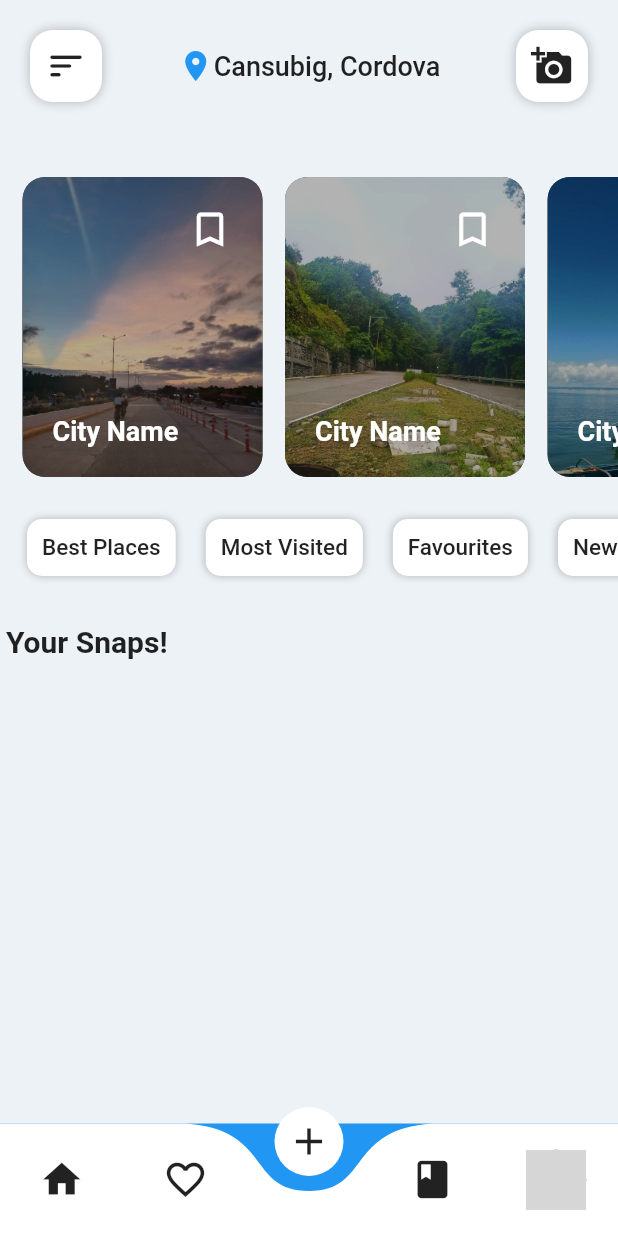
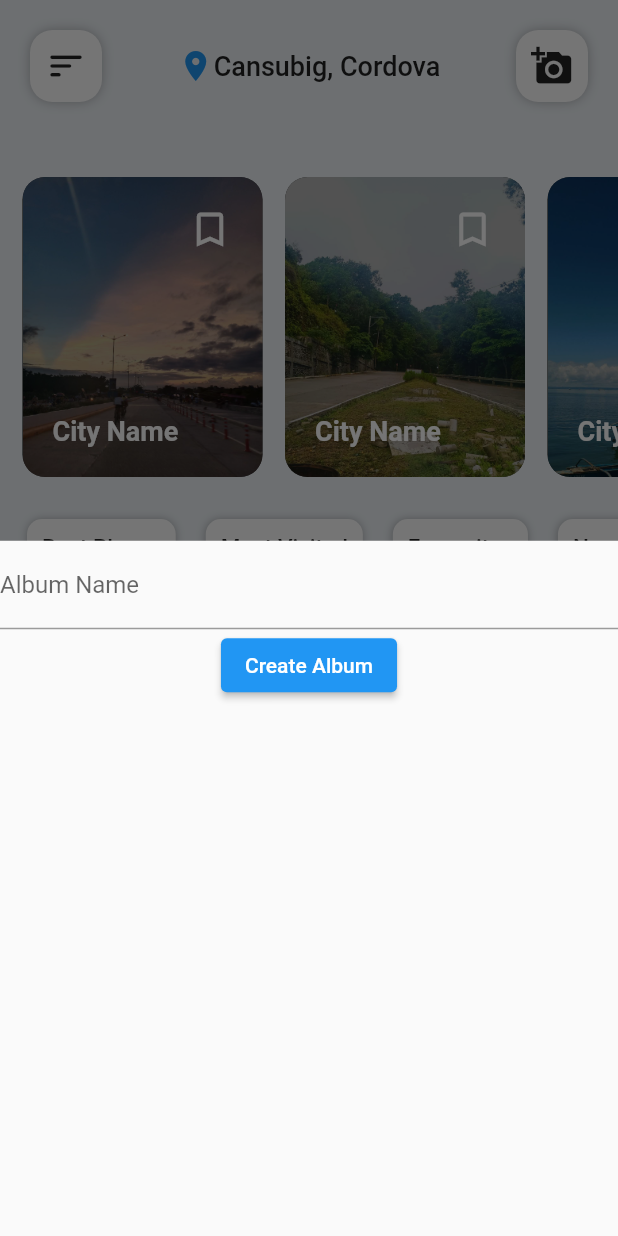
Before and after one commit to warpten123/introvel_1, a Flutter app: the Dashboard screen opened directly with empty values, item 3 of the bottom bar chosen, on a phone screen of 412 x 824 dp. Run offline on Flutter 3.47's test engine with Material 2 defaults, Android fonts, the phone set to English and light mode, and no system bars; drawn by our look-alikes of curved_navigation_bar; our stand-ins replace awesome_snackbar_content, camera, file_picker, flutter_svg_provider, fluttertoast, geocoding and 4 more; accounts and stored records are empty; grey boxes are pictures that could not be loaded.

Commit message:
added creation of album feature and provider

```diff
--- a/lib/location.dart
+++ b/lib/location.dart
@@ -28,13 +28,13 @@ class _LocationState extends State<LocationWidget> {
             await placemarkFromCoordinates(latitude, longitude);
         if (placemarks != null && placemarks.isNotEmpty) {
           Placemark placemark = placemarks[0];
-          return "${placemark.subLocality}, ${placemark.locality}, ${placemark.administrativeArea}, ${placemark.country}";
+          return "${placemark.locality}, ${placemark.administrativeArea}, ${placemark.country}";
         } else {
           return "Address not found";
         }
       } catch (e) {
-        print("Error getting address: $e");
-        return "Error getting address";
+
+        return "Somewhere around the world :)";
       }
     }
 
--- a/lib/main.dart
+++ b/lib/main.dart
@@ -1,11 +1,14 @@
 import 'package:flutter/material.dart';
 import 'package:flutter/services.dart';
 import 'package:introvel_1/location.dart';
+import 'package:introvel_1/provider/user_provider.dart';
 import 'package:introvel_1/screens/login.dart';
 import 'package:introvel_1/screens/test.dart';
+import 'package:provider/provider.dart';
 
 void main() {
-  runApp(const MyApp());
+  runApp(ChangeNotifierProvider(
+      create: (context) => UserProvider(), child: const MyApp()));
 }
 
 class MyApp extends StatefulWidget {
@@ -24,22 +27,11 @@ class _MyAppState extends State<MyApp> {
         overlays: [SystemUiOverlay.top]);
   }
 
-  // This widget is the root of your application.
   @override
   Widget build(BuildContext context) {
     return MaterialApp(
       title: 'Flutter Demo',
       theme: ThemeData(
-
-          // This is the theme of your application.
-          //
-          // Try running your application with "flutter run". You'll see the
-          // application has a blue toolbar. Then, without quitting the app, try
-          // changing the primarySwatch below to Colors.green and then invoke
-          // "hot reload" (press "r" in the console where you ran "flutter run",
-          // or simply save your changes to "hot reload" in a Flutter IDE).
-          // Notice that the counter didn't reset back to zero; the application
-          // is not restarted.
           primarySwatch: Colors.blue,
           scaffoldBackgroundColor: Color(0xFFEDF2F6)),
       debugShowCheckedModeBanner: false,
--- /dev/null
+++ b/lib/models/album.dart
@@ -0,0 +1,39 @@
+import 'dart:convert';
+
+// ignore_for_file: public_member_api_docs, sort_constructors_first
+class Album {
+  int? id;
+  int user_id;
+  String album_title;
+  String created_at;
+  String? path;
+  Album({
+    this.id,
+    required this.user_id,
+    required this.album_title,
+    required this.created_at,
+  });
+
+  Map<String, dynamic> toMap() {
+    return <String, dynamic>{
+      "user_id": user_id,
+      'id': id,
+      'album_title': album_title,
+      'created_at': created_at,
+    };
+  }
+
+  factory Album.fromMap(Map<String, dynamic> map) {
+    return Album(
+      user_id: map['user_id'] as int,
+      id: map['id'] != null ? map['id'] as int : null,
+      album_title: map['album_title'] as String,
+      created_at: map['created_at'] as String,
+    );
+  }
+
+  String toJson() => json.encode(toMap());
+
+  factory Album.fromJson(String source) =>
+      Album.fromMap(json.decode(source) as Map<String, dynamic>);
+}
--- /dev/null
+++ b/lib/screens/dashboard/widgets/create_album/create_album_form.dart
@@ -0,0 +1,77 @@
+import 'package:flutter/material.dart';
+import 'package:introvel_1/screens/dashboard/widgets/view_album/albums_list.dart';
+import 'package:introvel_1/sql/sql_helper.dart';
+import 'package:provider/provider.dart';
+
+import '../../../../provider/user_provider.dart';
+import '../../../../utilities/util.dart';
+
+class CreateAlbumForm extends StatefulWidget {
+  @override
+  _CreateAlbumFormState createState() => _CreateAlbumFormState();
+}
+
+class _CreateAlbumFormState extends State<CreateAlbumForm> {
+  final _formKey = GlobalKey<FormState>();
+  TextEditingController _albumNameController = TextEditingController();
+  TextEditingController _albumDescriptionController = TextEditingController();
+
+  @override
+  void dispose() {
+    _albumNameController.dispose();
+    _albumDescriptionController.dispose();
+    super.dispose();
+  }
+
+  @override
+  Widget build(BuildContext context) {
+    UserProvider userProvider = Provider.of<UserProvider>(context);
+    return Form(
+      key: _formKey,
+      child: Column(
+        children: [
+          TextFormField(
+            controller: _albumNameController,
+            decoration: InputDecoration(
+              labelText: 'Album Name',
+            ),
+            validator: (value) {
+              if (value!.isEmpty) {
+                return 'Please enter the album name';
+              }
+              return null;
+            },
+          ),
+          ElevatedButton(
+            onPressed: () async {
+              if (_formKey.currentState!.validate()) {
+                Navigator.pushReplacement(
+                  context,
+                  MaterialPageRoute(builder: (context) => AlbumsList()),
+                );
+                // Perform album creation logic here
+                // final result = await SQLHelper.createAlbumPictureDiary(
+                //   userProvider.getStoredUserId(),
+                //   _albumNameController.text,
+                // );
+                // print("RESULT $result");
+                // if (result >= 1) {
+                //   Navigator.pushReplacement(
+                //     context,
+                //     MaterialPageRoute(builder: (context) => AlbumsList()),
+                //   );
+                //   showSnackBarSuccess(
+                //       context, "Picture Diary Added Successfully!");
+                // } else {
+                //   showSnackBarError(context, "Error in adding your diary!");
+                // }
+                print(SQLHelper.getAllAlbums());
+              }
+            },
+            child: Text('Create Album'),
+          ),
+        ],
+      ),
+    );
+  }
+}
--- a/lib/screens/dashboard/widgets/home_bottombar.dart
+++ b/lib/screens/dashboard/widgets/home_bottombar.dart
@@ -2,6 +2,8 @@ import 'package:curved_navigation_bar/curved_navigation_bar.dart';
 import 'package:flutter/material.dart';
 import 'package:flutter/src/widgets/container.dart';
 import 'package:flutter/src/widgets/framework.dart';
+
+import 'create_album/show_modal.dart';
 
 class HomeBottomBar extends StatelessWidget {
   HomeBottomBar(this.path, {super.key});
@@ -18,10 +20,12 @@ class HomeBottomBar extends StatelessWidget {
           Icons.favorite_outline,
           size: 30,
         ),
-        Icon(
-          Icons.add,
-          size: 30,
-        ),
+        IconButton(
+            icon: Icon(
+              Icons.add,
+              size: 30,
+            ),
+            onPressed: () => showCustomModalBottomSheet(context)),
         Icon(
           Icons.book,
           size: 30,
@@ -30,7 +34,7 @@ class HomeBottomBar extends StatelessWidget {
             ? CircleAvatar(
                 backgroundColor: Colors.grey.shade800,
                 // ignore: prefer_const_constructors
-                backgroundImage: AssetImage(""),
+                backgroundImage: AssetImage(""), //profile pic sa user temp shit
               )
             : CircleAvatar(
                 backgroundColor: Colors.grey.shade800,
--- a/lib/screens/login.dart
+++ b/lib/screens/login.dart
@@ -7,10 +7,12 @@ import 'package:flutter/services.dart';
 // ignore: unnecessary_import, implementation_imports
 import 'package:flutter/src/widgets/container.dart';
 import 'package:flutter/src/widgets/framework.dart';
+import 'package:introvel_1/provider/user_provider.dart';
 import 'package:introvel_1/screens/register.dart';
 
 import 'package:introvel_1/sql/sql_helper.dart';
 import 'package:local_auth/local_auth.dart';
+import 'package:provider/provider.dart';
 
 import '../models/user.dart';
 import '../utilities/util.dart';
@@ -68,6 +70,8 @@ class _LoginState extends State<Login> {
 
   @override
   Widget build(BuildContext context) {
+    UserProvider userProvider = Provider.of<UserProvider>(context);
+
     return SafeArea(
       child: Scaffold(
         resizeToAvoidBottomInset: true,
@@ -226,6 +230,8 @@ class _LoginState extends State<Login> {
                                       email: result[0]['email'],
                                       password: result[0]['password'],
                                       path: result[0]['profile_image']);
+                                  print("User: ${user.id}");
+                                  userProvider.storeUser(user.id!);
                                   Navigator.push(
                                     context,
                                     MaterialPageRoute(
--- a/lib/sql/sql_helper.dart
+++ b/lib/sql/sql_helper.dart
@@ -1,4 +1,5 @@
 import 'package:intl/intl.dart';
+import 'package:introvel_1/models/album.dart';
 import 'package:sqflite/sqflite.dart' as sql;
 import 'package:flutter/foundation.dart';
 
@@ -37,12 +38,29 @@ class SQLHelper {
 """);
   }
 
+  static Future<void> createAlbum(sql.Database database) async {
+    await database.execute("""
+      CREATE TABLE album(
+        id INTEGER PRIMARY KEY AUTOINCREMENT NOT NULL,
+        album_title TEXT,
+        user_id INTEGER,
+        created_at TIMESTAMP NOT NULL DEFAULT CURRENT_TIMESTAMP
+      )
+""");
+  }
+
   static Future<sql.Database> db() async {
-    return sql.openDatabase('introvel.db', version: 1,
+    return sql.openDatabase('introvel.db', version: 2,
         onCreate: (sql.Database database, int version) async {
       await createTableUser(database);
       await createTableImages(database);
       await createTablePictureDiary(database);
+      await createAlbum(database);
+    }, onUpgrade:
+            (sql.Database database, int oldVersion, int newVersion) async {
+      if (oldVersion < 2) {
+        await createAlbum(database);
+      }
     });
   }
 
@@ -141,4 +159,43 @@ class SQLHelper {
 
     return res; //just get one item using the ID
   }
+
+  static Future<int> createAlbumPictureDiary(
+      int user_id, String album_text) async {
+    final db = await SQLHelper
+        .db(); //create db if db not exist and create table if not exist also.
+    final data = {
+      'created_at': DateFormat("yyyy-MM-dd hh:mm:ss").format(DateTime.now()),
+      'user_id': user_id,
+      'album_title': album_text,
+    };
+
+    final id = await db.insert('album', data,
+        conflictAlgorithm: sql.ConflictAlgorithm.replace); //obvious shit
+    print("CREATED: $id");
+    return id;
+  }
+
+  static Future<List<Album>> getAlbumsUser(int user_id) async {
+    /// change this to list ,a[ string dynamic]
+    final db = await SQLHelper.db();
+    final res = await db.query(
+      'album',
+      where: "id = ?",
+      whereArgs: [user_id],
+    );
+    print("res $res");
+    List<Album> albums =
+        res.map((albumMap) => Album.fromMap(albumMap)).toList();
+    albums.forEach((album) {
+      print(album.album_title);
+    });
+    return albums;
+  }
+
+  static Future<List<Map<String, dynamic>>> getAllAlbums() async {
+    final db = await SQLHelper.db();
+    final test = db.query('album', orderBy: "id");
+    return test; // query for fetching, updating, deleting
+  }
 }
--- a/pubspec.yaml
+++ b/pubspec.yaml
@@ -51,6 +51,7 @@ dependencies:
   intl: ^0.17.0
   camera: ^0.10.5+3
   path: ^1.8.2
+  provider: ^6.1.2
 
 dev_dependencies:
   flutter_test:
```
Also changed, not shown: lib/provider/user_provider.dart (added, +20 -0 lines), lib/screens/dashboard/widgets/create_album/show_modal.dart (added, +11 -0 lines), lib/screens/dashboard/widgets/view_album/albums_list.dart (added, +40 -0 lines), pubspec.lock.
